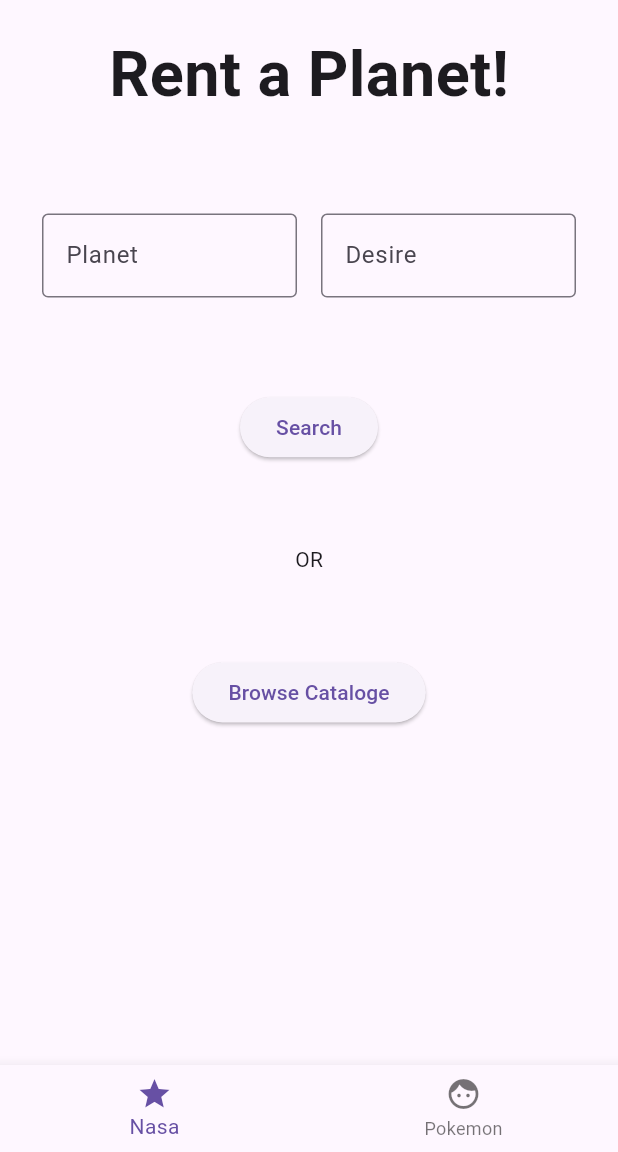
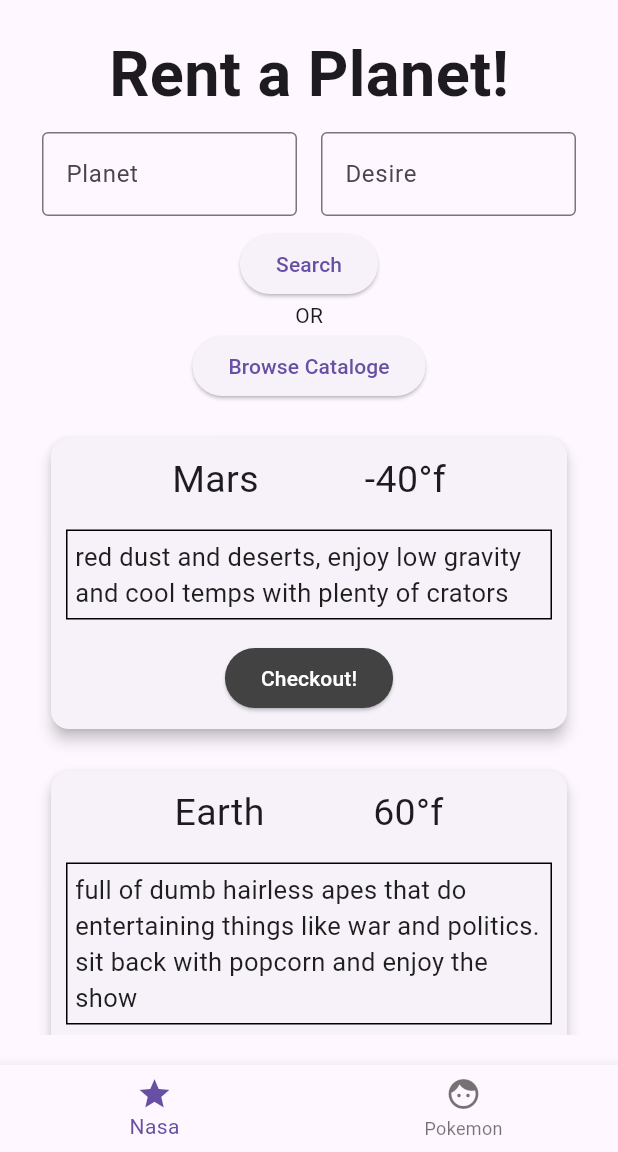
Before and after one commit to daneppp/Lab8-API, a Flutter app: the screen it shows after launch, after a tap on "Browse Cataloge", on a phone screen of 412 x 824 dp, the part 84-1236 px from its top. Run offline on Flutter 3.47's test engine with Material 3 defaults, Android fonts, the phone set to English and light mode, and no system bars.

Commit message:
Debugged the planet list not showing up and updated planet card ui

```diff
--- a/lab_8/lib/Nasa/nasa.dart
+++ b/lab_8/lib/Nasa/nasa.dart
@@ -1,4 +1,5 @@
 import 'package:flutter/material.dart';
+import 'package:lab_8/Nasa/planet_list.dart';
 
 class nasa extends StatelessWidget {
   const nasa({super.key});
@@ -8,7 +9,7 @@ class nasa extends StatelessWidget {
     return Padding(
       padding: const EdgeInsets.all(20.0),
       child: Column(
-        mainAxisAlignment: MainAxisAlignment.spaceBetween,
+        //mainAxisAlignment: MainAxisAlignment.spaceBetween,
         children: [
           const Text(
             'Rent a Planet!',
@@ -23,7 +24,8 @@ class nasa extends StatelessWidget {
           ElevatedButton(onPressed: () {}, child: const Text('Search')),
           Text("OR"),
           ElevatedButton(onPressed: () {}, child: const Text('Browse Cataloge')),
-          SizedBox(height: 150),
+          SizedBox(height: 10),
+          Expanded(child: PlanetList()),
         ],
       ),
     );
--- a/lab_8/lib/Nasa/planet_container.dart
+++ b/lab_8/lib/Nasa/planet_container.dart
@@ -4,8 +4,8 @@ import 'package:lab_8/Nasa/planet.dart';
 class PlanetContainer extends ChangeNotifier {
   final List<Planet> planets = [];
 
-  void addJoke(Planet planet) {
+  void addPlanet(Planet planet) {
     planets.add(planet);
-    notifyListeners();
+    //notifyListeners();
   }
 }
--- a/lab_8/lib/Nasa/planet_list.dart
+++ b/lab_8/lib/Nasa/planet_list.dart
@@ -3,8 +3,8 @@ import 'package:lab_8/Nasa/planet_container.dart';
 import 'package:lab_8/Nasa/planet_widget.dart';
 import 'package:provider/provider.dart';
 
-class JokeList extends StatelessWidget {
-  const JokeList({super.key});
+class PlanetList extends StatelessWidget {
+  const PlanetList({super.key});
 
   @override
   Widget build(BuildContext context) {
--- a/lab_8/lib/Nasa/planet_widget.dart
+++ b/lab_8/lib/Nasa/planet_widget.dart
@@ -1,21 +1,51 @@
 import 'package:flutter/material.dart';
 import 'package:lab_8/Nasa/planet.dart';
 
-class PlanetWidget extends StatelessWidget{
+class PlanetWidget extends StatelessWidget {
   final Planet planet;
   const PlanetWidget({super.key, required this.planet});
 
   @override
   Widget build(BuildContext context) {
-    return Card(
-      child: Column(children: [
-        Row(children: [
-          Text(planet.name),
-          Text(planet.temp.toString()),
-        ],),
-        Text(planet.description)
-      ]),
+    return Padding(
+      padding: EdgeInsetsGeometry.all(10),
+      child: Card(
+        elevation: 4,
+        child: Padding(
+          padding: EdgeInsetsGeometry.all(10),
+          child: Column(
+            children: [
+              Row(
+                mainAxisAlignment: MainAxisAlignment.spaceEvenly,
+                children: [
+                  Text(planet.name, style: TextStyle(fontSize: 25)),
+                  Text(
+                    planet.temp.toString() + "°f",
+                    style: TextStyle(fontSize: 25),
+                  ),
+                ],
+              ),
+              SizedBox(height: 15),
+              Container(
+                decoration: BoxDecoration(border: Border.all(width: 1)),
+                child: Padding(padding: EdgeInsetsGeometry.all(5), child: Align(
+                  alignment: Alignment.bottomLeft,
+                  child: Text(planet.description, style: TextStyle(color: const Color.fromARGB(255, 30, 30, 30), fontSize: 17)),
+                )),
+              ),
+              SizedBox(height: 15),
+              ElevatedButton(
+                onPressed: () {},
+                style: ElevatedButton.styleFrom(
+                  backgroundColor: const Color.fromARGB(255, 66, 66, 66),
+                  foregroundColor: Colors.white,
+                ),
+                child: Text("Checkout!"),
+              ),
+            ],
+          ),
+        ),
+      ),
     );
   }
-
 }
--- a/lab_8/lib/main.dart
+++ b/lab_8/lib/main.dart
@@ -1,13 +1,18 @@
 import 'package:flutter/material.dart';
 import 'package:lab_8/Nasa/nasa.dart';
+import 'package:lab_8/Nasa/planet.dart';
 import 'package:lab_8/Nasa/planet_container.dart';
 import 'package:provider/provider.dart';
 
 void main() {
+  PlanetContainer con = PlanetContainer();
+  con.addPlanet(Planet(name: "Mars",description: "red dust and deserts, enjoy low gravity and cool temps with plenty of crators", temp: -40));
+  con.addPlanet(Planet(name: "Earth",description: "full of dumb hairless apes that do entertaining things like war and politics. sit back with popcorn and enjoy the show", temp: 60));
+
   runApp(
     ChangeNotifierProvider(
-      create: (context) => PlanetContainer(), // provide planetContainer to the app
-      child: MaterialApp(home: const MainApp()),
+      create: (context) => con, // provide planetContainer to the app
+      child:  const MainApp(),
     ),
   );
 }
```
